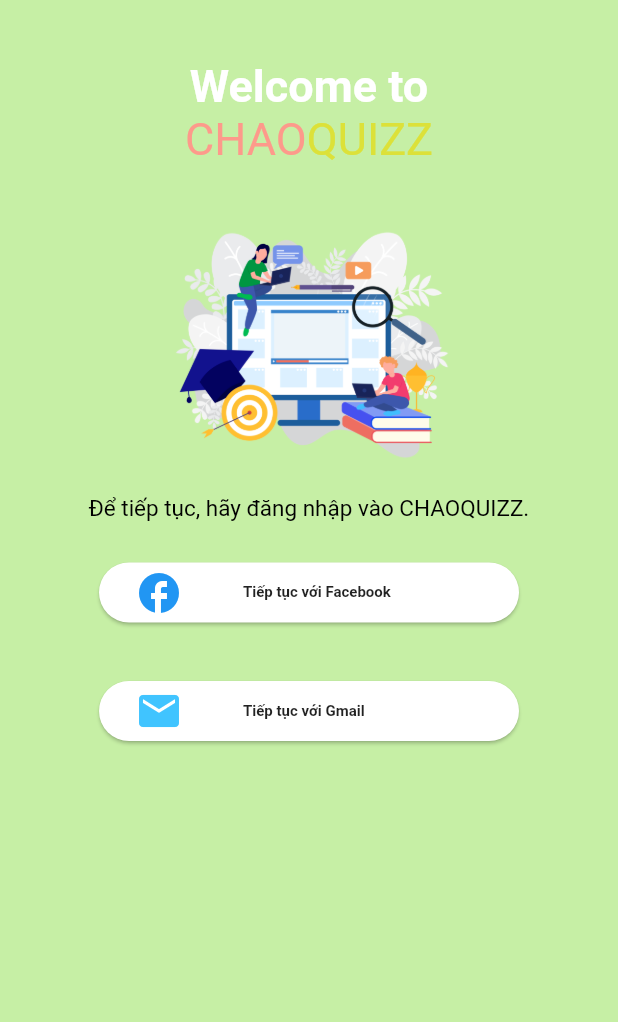
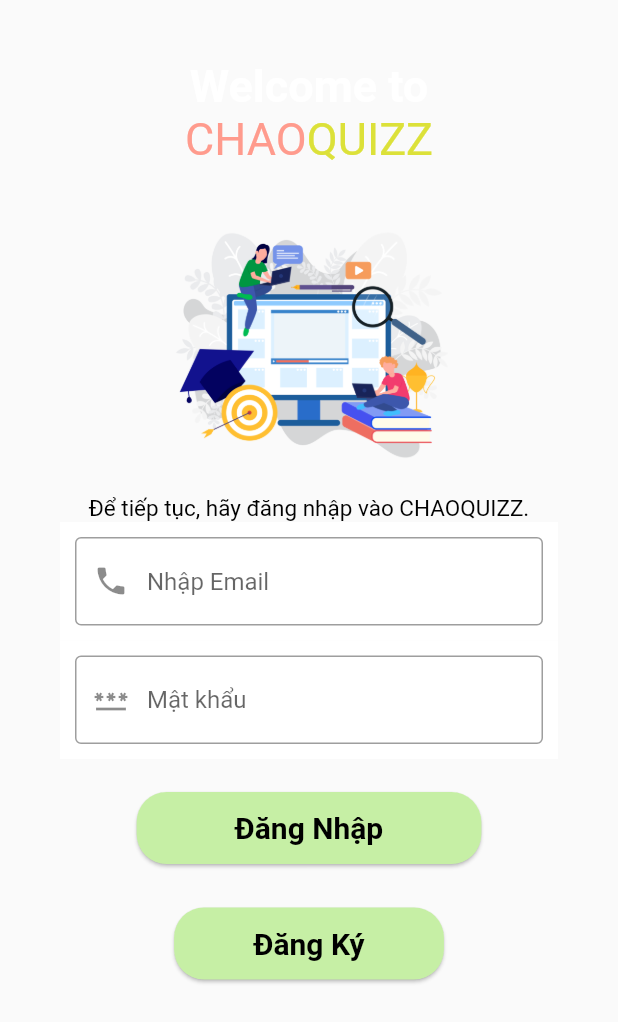
Before and after one commit to Hungho9286/doan, a Flutter app: the screen it shows after launch, on a phone screen of 412 x 824 dp. Shown: the top 1022 px of the screen. Run offline on Flutter 3.47's test engine with Material 2 defaults, Android fonts, the phone set to English and light mode, and no system bars; our stand-ins replace cloud_firestore, firebase_auth, firebase_core, google_sign_in, iconsax, shared_preferences; accounts and stored records are empty.

Commit message:
Xong dang ky dang nhap

```diff
--- a/lib/Login.dart
+++ b/lib/Login.dart
@@ -1,8 +1,8 @@
-import 'package:doan/Begin.dart';
+
+import 'package:doan/signup.dart';
 import 'package:flutter/material.dart';
-import 'package:google_sign_in/google_sign_in.dart';
-import 'package:firebase_auth/firebase_auth.dart';
-import 'login_gg/login_gg.dart';
+import 'Serverlogin.dart';
+
 class Login extends StatelessWidget {
   const Login({super.key});
 
@@ -19,139 +19,152 @@
 
 class _LoginHomeState extends State<LoginHome> {
   @override
+  Widget build(BuildContext context) {
+    TextEditingController emailtxt = TextEditingController();
+    TextEditingController passtxt = TextEditingController();
+    Services service = Services();
 
-  Widget build(BuildContext context) {
+    return Scaffold(
+        body: SingleChildScrollView(child: SingleChildScrollView(
 
-//     Future<UserCredential> signInWithGoogle() async {
-//       GoogleSignIn _googleSignIn = GoogleSignIn(
-//   // Optional clientId
-//   // clientId: '479882132969-9i9aqik3jfjd7qhci1nqf0bm2g71rm1u.apps.googleusercontent.com',
-//   scopes: <String>[
-//     'email',
-//     'https://www.googleapis.com/auth/contacts.readonly',
-//   ],
-// );
-
-//   // Trigger the authentication flow
-//   final GoogleSignInAccount? googleUser = await GoogleSignIn().signIn();
-
-//   // Obtain the auth details from the request
-//   final GoogleSignInAuthentication? googleAuth = await googleUser?.authentication;
-
-//   // Create a new credential
-//   final credential = GoogleAuthProvider.credential(
-//     accessToken: googleAuth?.accessToken,
-//     idToken: googleAuth?.idToken,
-//   );
-
-//   // Once signed in, return the UserCredential
-//   return await FirebaseAuth.instance.signInWithCredential(credential);
-// }
-    Container _CreateButtonLog(IconData icon, Color cl, String label,String method)
-    {
-      return
-      Container(
-        padding: EdgeInsets.only(top:15),
-        child : TextButton(onPressed: () async {
-        await signInWithGoogle();
-         Navigator.push(context,
-                              MaterialPageRoute(builder: (context) => Begin()));
-        }, child: Row(
-            mainAxisAlignment: MainAxisAlignment.center,
-            children: [
-           Card(
-              shape: RoundedRectangleBorder(
-              borderRadius: BorderRadius.circular(20)),
-              child: Row(
-              children: [
-                  Row(
-
-                     children: [
-                      Container(
-                          padding: EdgeInsets.all(4),
-                          height: 40,
-                          width: 280,
-                          child: Row(
-                             mainAxisAlignment: MainAxisAlignment.start,
-                             children: [
-                              Container(
-                                padding: EdgeInsets.only(left:20,right: 40),
-                                child:Icon(
-                  icon,
-                  color: cl,
-                  size: 32)
-                              ),
-
-                Text(label,style:TextStyle(fontSize: 10,fontWeight: FontWeight.bold))
-                          ]),
-                      )
-
-                  ]
-
-                  )
-
-              ]),
-              )
-        ]
-
-      ))
-
-      );
-    }
-    return  MaterialApp(
-      debugShowCheckedModeBanner: false,
-      home: Scaffold(
-        body: Container(
-          color: Color.fromARGB(255, 198,239,165),
-
-          child: Column(
-
-            children: [
+      child: Column(children: [
         Container(
           alignment: Alignment.center,
           padding: EdgeInsets.fromLTRB(40, 40, 40, 0),
           child:
               // ignore: prefer_const_literals_to_create_immutables
               Column(
-
-                  crossAxisAlignment: CrossAxisAlignment.center ,
-
+            crossAxisAlignment: CrossAxisAlignment.center,
             children: [
-                    Text("Welcome to",style: TextStyle(color: Colors.white,fontSize: 30,fontWeight: FontWeight.bold,),),
-                    Row( mainAxisAlignment:  MainAxisAlignment.center ,
-                    children: [
-                    Text("CHAO",style: TextStyle(color: Color.fromARGB(248, 255, 152, 138),fontSize: 30,
+              Text(
+                "Welcome to",
+                style: TextStyle(
+                  color: Colors.white,
+                  fontSize: 30,
+                  fontWeight: FontWeight.bold,
                 ),
               ),
-                    Text("QUIZZ",style: TextStyle(color: Color.fromARGB(255, 220, 225, 57),fontSize: 30,
+              Row(
+                mainAxisAlignment: MainAxisAlignment.center,
+                children: [
+                  Text(
+                    "CHAO",
+                    style: TextStyle(
+                      color: Color.fromARGB(248, 255, 152, 138),
+                      fontSize: 30,
+                    ),
+                  ),
+                  Text(
+                    "QUIZZ",
+                    style: TextStyle(
+                      color: Color.fromARGB(255, 220, 225, 57),
+                      fontSize: 30,
                     ),
                   ),
                 ],
               ),
               Container(
-                      padding: EdgeInsets.only(top:20 , bottom: 0),
-                      child:Image.asset('images/Begin.png',fit: BoxFit.cover,width: 200),
+                padding: EdgeInsets.only(top: 20, bottom: 0),
+                child: Image.asset('images/Begin.png',
+                    fit: BoxFit.cover, width: 200),
               ),
               Container(
-                      child: Center(child: Text("Để tiếp tục, hãy đăng nhập vào CHAOQUIZZ.",style: TextStyle(color: Color.fromARGB(255, 0, 0, 0),fontSize: 15,)))
+                  child: Center(
+                      child: Text("Để tiếp tục, hãy đăng nhập vào CHAOQUIZZ.",
+                          style: TextStyle(
+                            color: Color.fromARGB(255, 0, 0, 0),
+                            fontSize: 15,
+                          )))),
+              Container(
+                padding: EdgeInsets.all(10),
+                color: Color.fromARGB(255, 255, 255, 255),
+                child: TextField(
+                  controller: emailtxt,
+                  decoration: const InputDecoration(
+                      border: OutlineInputBorder(),
+                      hintText: 'Nhập Email',
+                      prefixIcon: Icon(Icons.phone)),
                 ),
-                    _CreateButtonLog(Icons.facebook, Colors.blue, "Tiếp tục với Facebook","Facebook"),
-                    _CreateButtonLog(Icons.email,Colors.lightBlueAccent, "Tiếp tục với Gmail","Google"),
+              ),
+              Container(
+                color: Color.fromARGB(255, 255, 255, 255),
+                padding: EdgeInsets.all(10),
+                child: TextField(
+                  controller: passtxt,
+                  decoration: const InputDecoration(
+                      border: OutlineInputBorder(),
+                      hintText: 'Mật khẩu',
+                      prefixIcon: Icon(Icons.password)),
+                  obscureText: true,
+                ),
+              ),
+             Container(
+          padding: EdgeInsets.only(top: 10),
+          child: TextButton(
+              onPressed: () {
+
+                  if (emailtxt.text.isNotEmpty && passtxt.text.isNotEmpty) {
+                    service.loginUser(emailtxt.text, passtxt.text, context);
+                  } else {
+                    final snackBar = SnackBar(
+                        content: Text('Tài khoản hoặc mật khẩu không đúng'));
+                    ScaffoldMessenger.of(context).showSnackBar(snackBar);
+                  }
 
 
+              },
+              child:
+                  Row(mainAxisAlignment: MainAxisAlignment.center, children: [
+                Card(
+              color: Color.fromARGB(255, 198, 239, 165),
+                    shape: RoundedRectangleBorder(
+                        borderRadius: BorderRadius.circular(20)),
+                    child: Center(
+                        widthFactor: 2,
+                        heightFactor: 1,
+                        child: TextButton(
+                          onPressed: () {},
+                          child: Text(
+                            "Đăng Nhập",
+                            style: TextStyle(
+                                color: Color.fromARGB(255, 0, 0, 0),
+                                fontSize: 20,
+                                fontWeight: FontWeight.bold),
+                          ),
+                        )))
+              ]))),
+
+             Container(
+          padding: EdgeInsets.only(top: 5),
+          child: TextButton(
+              onPressed: () {
+                  Navigator.push(
+                                  context, MaterialPageRoute(builder: (context) => SignUp()));
+              },
+              child:
+                  Row(mainAxisAlignment: MainAxisAlignment.center, children: [
+                Card(
+                   color: Color.fromARGB(255, 198, 239, 165),
+                    shape: RoundedRectangleBorder(
+                        borderRadius: BorderRadius.circular(20)),
+                    child: Center(
+                        widthFactor: 2,
+                        heightFactor: 1,
+                        child: TextButton(
+                          onPressed: () {},
+                          child: Text(
+                            "Đăng Ký",
+                            style: TextStyle(
+                                color: Color.fromARGB(255, 0, 0, 0),
+                                fontSize: 20,
+                                fontWeight: FontWeight.bold),
+                          ),
+                        )))
+              ]))),
             ],
           ),
         ),
-      ]
-      ),
-
-            )
-
-          ),
-
-        );
-
-
-
+      ]),
+    )) );
   }
 }
--- /dev/null
+++ b/lib/Serverlogin.dart
@@ -0,0 +1,25 @@
+import 'package:doan/Begin.dart';
+import 'package:firebase_auth/firebase_auth.dart';
+import 'package:flutter/material.dart';
+
+
+
+class Services {
+  final auth = FirebaseAuth.instance;
+  loginUser(email, password, context) async {
+    late String txtEmail;
+    try {
+      await auth.signInWithEmailAndPassword(email: email, password: password);
+
+      auth.authStateChanges().listen((event) {
+        if (event != null) {
+          Navigator.push(
+              context, MaterialPageRoute(builder: (context) => Begin()));
+        }
+      });
+    } catch (e) {
+      final snackBar = SnackBar(content: Text('Lỗi kết nối đến Server'));
+      ScaffoldMessenger.of(context).showSnackBar(snackBar);
+    }
+  }
+}
--- a/lib/tabmenu_r.dart
+++ b/lib/tabmenu_r.dart
@@ -7,6 +7,7 @@
 
   @override
   Widget build(BuildContext context) => TabMenuRHome();
+
 }
 
 class TabMenuRHome extends StatefulWidget {
@@ -17,6 +18,7 @@
 class _TabMenuRState extends State<TabMenuRHome> {
   Widget _ThoiGian = Container(
     padding: EdgeInsets.only(top: 20),
+
     child: SizedBox(
       width: 160,
       height: 110,
```
Also changed, not shown: lib/login_gg/login_gg.dart (+9 -1 lines), lib/main.dart (+4 -8 lines), lib/signup.dart (added, +219 -0 lines). Lines whose indentation alone changed are shown as unchanged.
